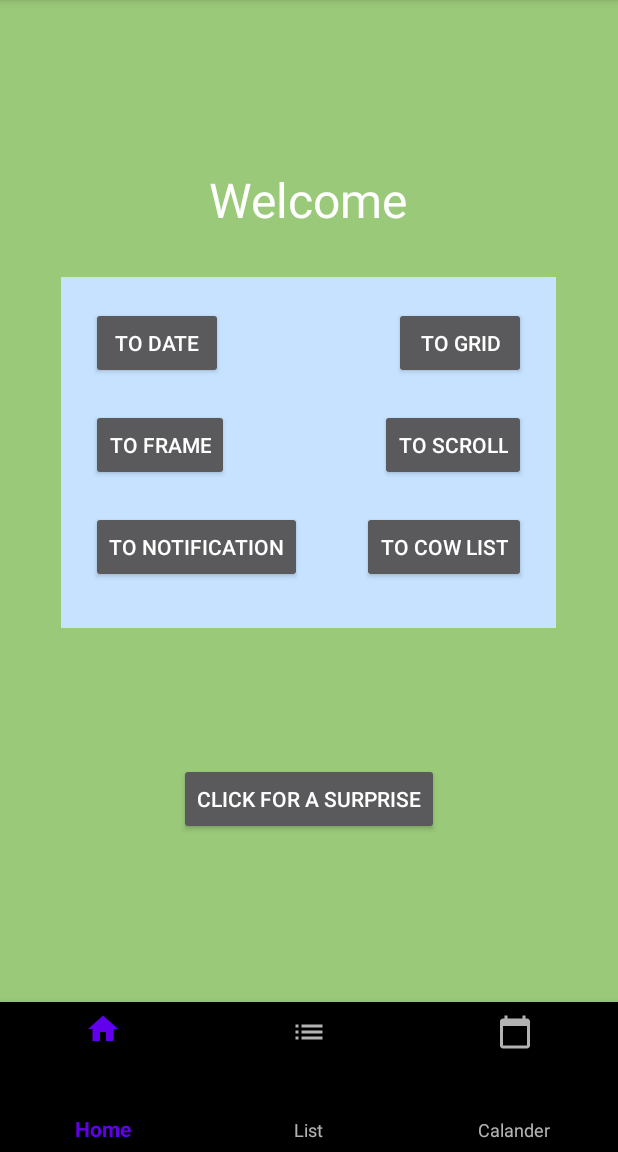
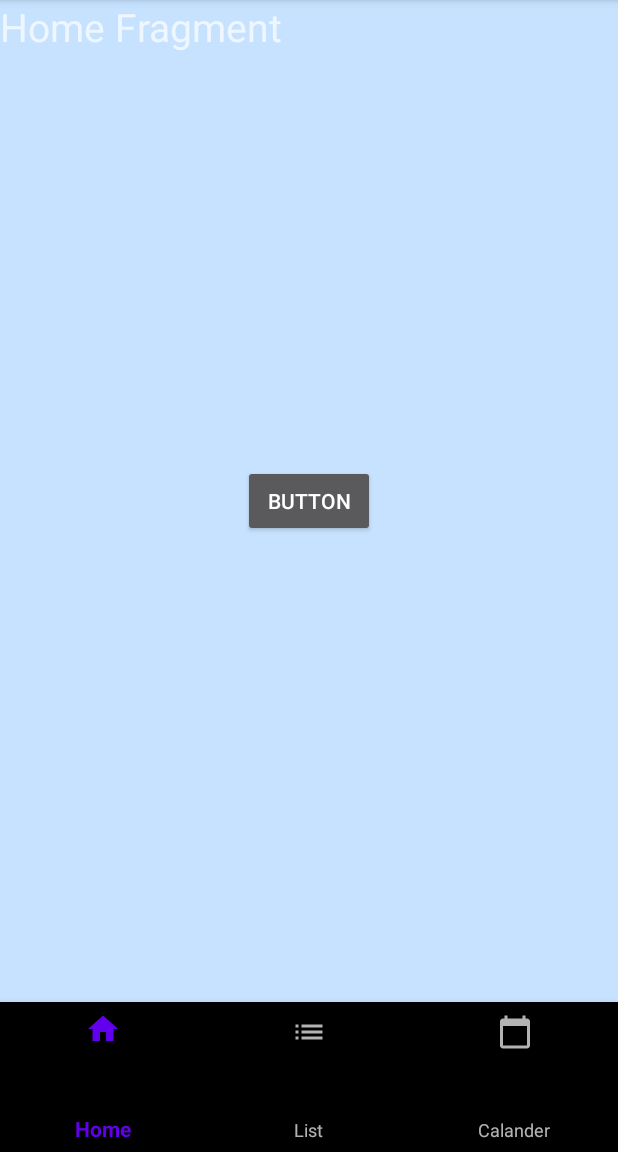
Before and after one commit to andrew-of-ulster/GestationApp, an Android app: the screen it shows after launch (MainActivity), on a phone screen of 412 x 824 dp, the part 84-1236 px from its top. Run offline under Robolectric (Android 15) with nearby library versions, the phone set to English and light mode, and no system bars.

Commit message:
Home Fragment Button Functioning

```diff
--- a/app/src/main/java/com/example/gestationapp/HomeFragment.java
+++ b/app/src/main/java/com/example/gestationapp/HomeFragment.java
@@ -7,6 +7,9 @@ import androidx.fragment.app.Fragment;
 import android.view.LayoutInflater;
 import android.view.View;
 import android.view.ViewGroup;
+import android.widget.Button;
+import android.widget.TextView;
+import android.widget.Toast;
 
 /**
  * A simple {@link Fragment} subclass.
@@ -53,12 +56,32 @@ public class HomeFragment extends Fragment {
             mParam1 = getArguments().getString(ARG_PARAM1);
             mParam2 = getArguments().getString(ARG_PARAM2);
         }
+
+
+
     }
+
+    View view;
+    Button homeFragBut;
+    TextView changeText;
 
     @Override
     public View onCreateView(LayoutInflater inflater, ViewGroup container,
                              Bundle savedInstanceState) {
         // Inflate the layout for this fragment
-        return inflater.inflate(R.layout.fragment_home, container, false);
+
+        view = inflater.inflate(R.layout.fragment_home, container, false);
+
+        homeFragBut = (Button) view.findViewById(R.id.homeFragBut);
+        changeText = (TextView) view.findViewById(R.id.homeText);
+        homeFragBut.setOnClickListener(new View.OnClickListener(){
+            @Override
+            public void onClick (View view){
+                changeText.setText("Eureka");
+                Toast.makeText(getActivity(), "First Fragment", Toast.LENGTH_LONG).show();
+            }
+        });
+
+        return view;
     }
 }
--- a/app/src/main/java/com/example/gestationapp/MainActivity.java
+++ b/app/src/main/java/com/example/gestationapp/MainActivity.java
@@ -18,17 +18,20 @@ public class MainActivity extends AppCompatActivity {
     ActivityMainBinding binding;
 
     Button firstButton,toDateBut,toScrollBut, toFrameBut, toGridBut, toNotiBut, toCowListBut;
-    TextView welcome;
+    TextView welcome, changeText;
 
 
 
     @Override
     protected void onCreate(Bundle savedInstanceState) {
         super.onCreate(savedInstanceState);
+
+        replaceFragment(new HomeFragment());
         binding =ActivityMainBinding.inflate(getLayoutInflater());
         setContentView(binding.getRoot());
 
         welcome = (TextView) findViewById(R.id.textView);
+
 
         firstButton = (Button) findViewById(R.id.BUTTON);
         toDateBut = (Button) findViewById(R.id.nextLayout);
--- a/app/src/main/res/layout/fragment_home.xml
+++ b/app/src/main/res/layout/fragment_home.xml
@@ -7,11 +7,20 @@
     tools:context=".HomeFragment">
 
     <!-- TODO: Update blank fragment layout -->
+
     <TextView
+        android:id="@+id/homeText"
         android:layout_width="wrap_content"
         android:layout_height="wrap_content"
+        android:layout_gravity=""
         android:text="Home Fragment"
-        android:textSize = "26dp"
+        android:textSize="26dp" />
+
+    <Button
+        android:id="@+id/homeFragBut"
+        android:layout_width="wrap_content"
+        android:layout_height="wrap_content"
+        android:text="Button"
         android:layout_gravity = "center"/>
 
 </FrameLayout>
```
